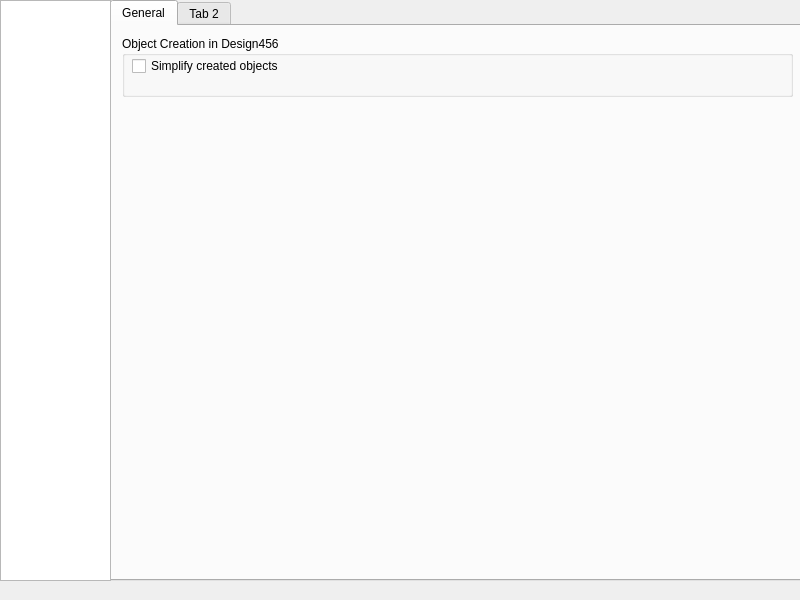
The window that Resources/ui/Design456Pref.ui (MariwanJ/Design456) describes before a commit, drawn with Qt 5.
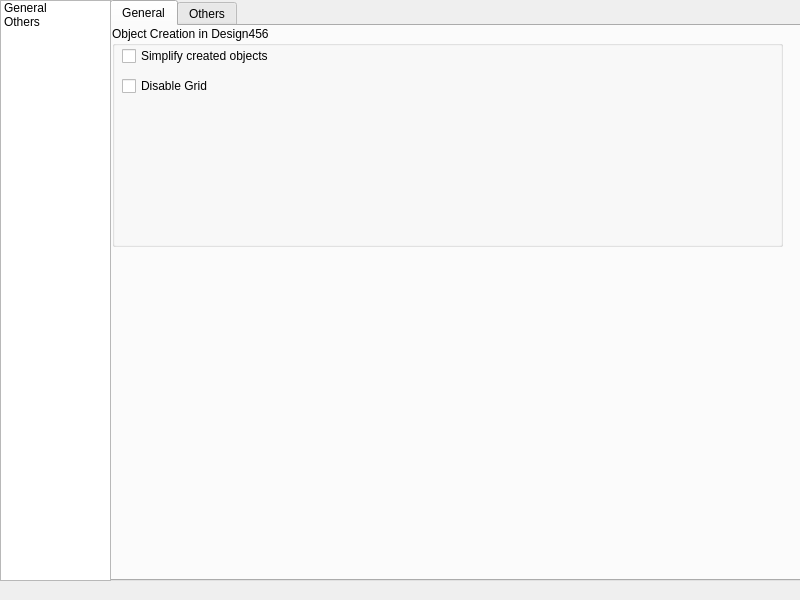
The same window after the commit.

Diff of the .ui file:
```diff
--- a/Resources/ui/Design456Pref.ui
+++ b/Resources/ui/Design456Pref.ui
@@ -32,10 +32,10 @@
     <widget class="QGroupBox" name="grpSimplify">
      <property name="geometry">
       <rect>
-       <x>10</x>
-       <y>10</y>
+       <x>0</x>
+       <y>0</y>
        <width>671</width>
-       <height>61</height>
+       <height>221</height>
       </rect>
      </property>
      <property name="title">
@@ -54,11 +54,24 @@
        <string>Simplify created objects</string>
       </property>
      </widget>
+     <widget class="QCheckBox" name="chkDsableGrid">
+      <property name="geometry">
+       <rect>
+        <x>10</x>
+        <y>50</y>
+        <width>171</width>
+        <height>20</height>
+       </rect>
+      </property>
+      <property name="text">
+       <string>Disable Grid</string>
+      </property>
+     </widget>
     </widget>
    </widget>
    <widget class="QWidget" name="tabsecond">
     <attribute name="title">
-     <string>Tab 2</string>
+     <string>Others</string>
     </attribute>
    </widget>
   </widget>
@@ -71,6 +84,16 @@
      <height>581</height>
     </rect>
    </property>
+   <item>
+    <property name="text">
+     <string>General</string>
+    </property>
+   </item>
+   <item>
+    <property name="text">
+     <string>Others</string>
+    </property>
+   </item>
   </widget>
  </widget>
  <resources/>
```
Left out of the diff: 3 changed lines with no effect on the pictures.
